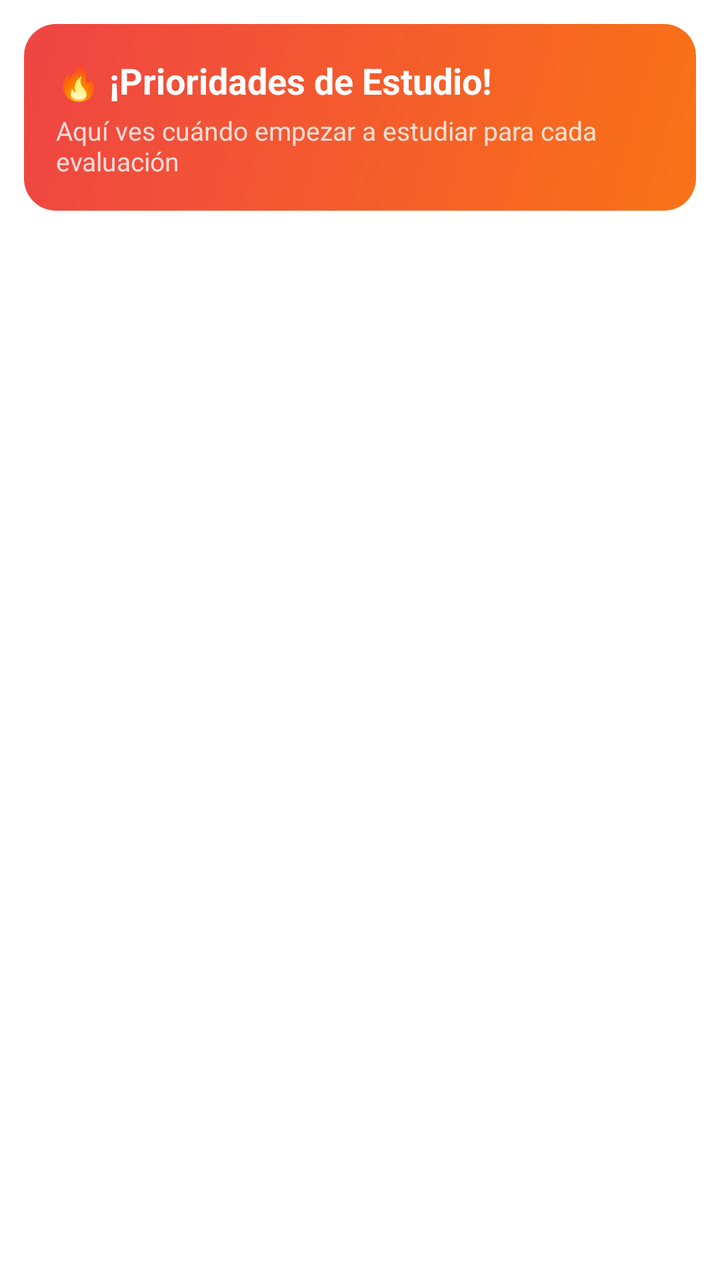
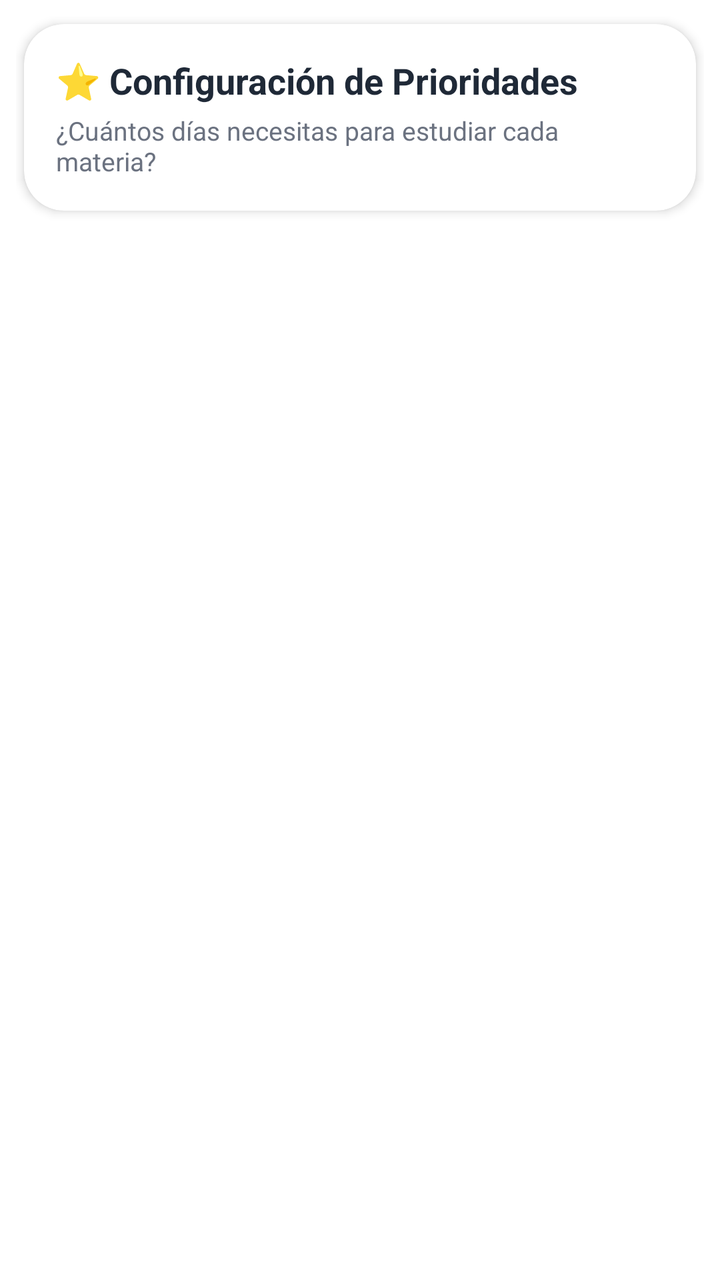

The first picture is an Android layout as it rendered before a commit; the second is the same layout after the commit. The layout source and the unified diff follow.
<!-- AndroidManifest.xml: application theme Theme.MaterialComponents.Light.NoActionBar -->
<!-- res/layout/fragment_priority.xml -->
<?xml version="1.0" encoding="utf-8"?>
<LinearLayout xmlns:android="http://schemas.android.com/apk/res/android"
    android:layout_width="match_parent"
    android:layout_height="match_parent"
    android:orientation="vertical"
    android:padding="12dp">

    
    <LinearLayout
        android:layout_width="match_parent"
        android:layout_height="wrap_content"
        android:background="@drawable/bg_priority_banner"
        android:orientation="vertical"
        android:padding="16dp"
        android:layout_marginBottom="12dp">

        <TextView
            android:layout_width="wrap_content"
            android:layout_height="wrap_content"
            android:text="🔥 ¡Prioridades de Estudio!"
            android:textColor="@color/white"
            android:textSize="18sp"
            android:textStyle="bold" />

        <TextView
            android:layout_width="wrap_content"
            android:layout_height="wrap_content"
            android:text="Aquí ves cuándo empezar a estudiar para cada evaluación"
            android:textColor="#CCFFFFFF"
            android:textSize="13sp"
            android:layout_marginTop="4dp" />

    </LinearLayout>

    <androidx.recyclerview.widget.RecyclerView
        android:id="@+id/recyclerView"
        android:layout_width="match_parent"
        android:layout_height="0dp"
        android:layout_weight="1"
        android:clipToPadding="false" />

</LinearLayout>
<!-- resources referenced by this layout -->
<resources>
  <color name="white">#FFFFFF</color>
  <!-- drawable bg_priority_banner (drawable) -->
  <?xml version="1.0" encoding="utf-8"?>
  <shape xmlns:android="http://schemas.android.com/apk/res/android">
      <gradient
          android:angle="135"
          android:startColor="@color/tab_priority_start"
          android:endColor="@color/tab_priority_end" />
      <corners android:radius="16dp" />
  </shape>
  <color name="tab_priority_start">#F97316</color>
  <color name="tab_priority_end">#EF4444</color>
</resources>

<!-- the commit's change to res/layout/fragment_priority.xml (unified diff, before → after) -->
@@ -1,42 +1,53 @@
 <?xml version="1.0" encoding="utf-8"?>
 <LinearLayout xmlns:android="http://schemas.android.com/apk/res/android"
+    xmlns:app="http://schemas.android.com/apk/res-auto"
     android:layout_width="match_parent"
     android:layout_height="match_parent"
     android:orientation="vertical"
-    android:padding="12dp">
+    android:padding="@dimen/spacing_sm">
 
-    
-    <LinearLayout
+    <com.google.android.material.card.MaterialCardView
         android:layout_width="match_parent"
         android:layout_height="wrap_content"
-        android:background="@drawable/bg_priority_banner"
-        android:orientation="vertical"
-        android:padding="16dp"
-        android:layout_marginBottom="12dp">
+        android:layout_margin="4dp"
+        app:cardBackgroundColor="@color/white"
+        app:cardCornerRadius="20dp"
+        app:cardElevation="3dp">
 
-        <TextView
-            android:layout_width="wrap_content"
+        <LinearLayout
+            android:layout_width="match_parent"
             android:layout_height="wrap_content"
-            android:text="🔥 ¡Prioridades de Estudio!"
-            android:textColor="@color/white"
-            android:textSize="18sp"
-            android:textStyle="bold" />
+            android:orientation="vertical"
+            android:padding="@dimen/spacing_md">
 
-        <TextView
-            android:layout_width="wrap_content"
-            android:layout_height="wrap_content"
-            android:text="Aquí ves cuándo empezar a estudiar para cada evaluación"
-            android:textColor="#CCFFFFFF"
-            android:textSize="13sp"
-            android:layout_marginTop="4dp" />
+            <TextView
+                android:layout_width="wrap_content"
+                android:layout_height="wrap_content"
+                android:maxLines="2"
+                android:text="⭐ Configuración de Prioridades"
+                android:textColor="@color/text_primary"
+                android:textSize="18sp"
+                android:textStyle="bold" />
 
-    </LinearLayout>
+            <TextView
+                android:layout_width="wrap_content"
+                android:layout_height="wrap_content"
+                android:layout_marginTop="4dp"
+                android:ellipsize="end"
+                android:maxLines="2"
+                android:text="¿Cuántos días necesitas para estudiar cada materia?"
+                android:textColor="@color/text_secondary"
+                android:textSize="13sp" />
+
+        </LinearLayout>
+    </com.google.android.material.card.MaterialCardView>
 
     <androidx.recyclerview.widget.RecyclerView
         android:id="@+id/recyclerView"
         android:layout_width="match_parent"
         android:layout_height="0dp"
         android:layout_weight="1"
-        android:clipToPadding="false" />
+        android:clipToPadding="false"
+        android:padding="4dp" />
 
 </LinearLayout>
<!-- resource entries referenced after the edit -->
@@ -1,16 +1,9 @@
 <!-- resources referenced by this layout -->
 <resources>
+  <color name="text_primary">#1F2937</color>
+  <color name="text_secondary">#6B7280</color>
   <color name="white">#FFFFFF</color>
-  <!-- drawable bg_priority_banner (drawable) -->
-  <?xml version="1.0" encoding="utf-8"?>
-  <shape xmlns:android="http://schemas.android.com/apk/res/android">
-      <gradient
-          android:angle="135"
-          android:startColor="@color/tab_priority_start"
-          android:endColor="@color/tab_priority_end" />
-      <corners android:radius="16dp" />
-  </shape>
-  <color name="tab_priority_start">#F97316</color>
-  <color name="tab_priority_end">#EF4444</color>
+  <dimen name="spacing_md">16dp</dimen>
+  <dimen name="spacing_sm">8dp</dimen>
 </resources>
 
